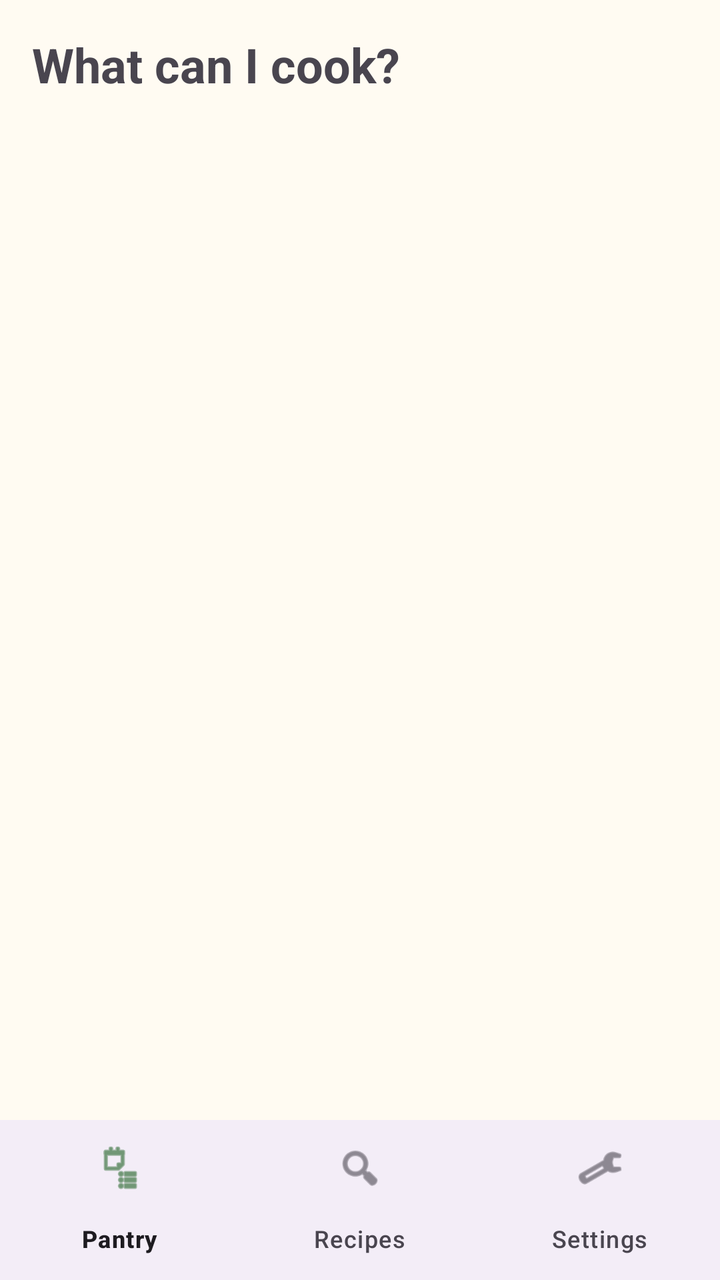
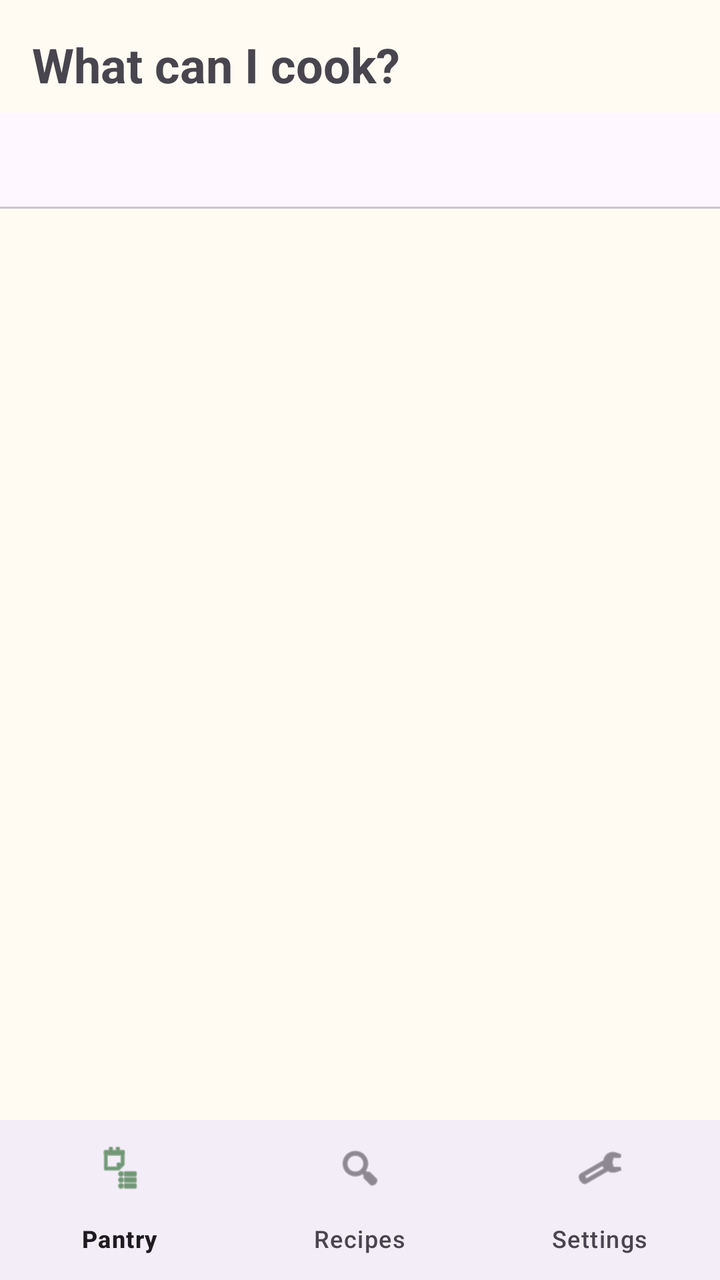

Two renders of the same Android screen: before a commit and after it. Below are the layout's source before the change and the commit's diff.
<!-- AndroidManifest.xml: application theme Theme.SmartPantryManager -->
<!-- res/layout/activity_suggested.xml -->
<?xml version="1.0" encoding="utf-8"?>
<androidx.constraintlayout.widget.ConstraintLayout
    xmlns:android="http://schemas.android.com/apk/res/android"
    xmlns:app="http://schemas.android.com/apk/res-auto"
    android:id="@+id/suggestedRoot"
    android:layout_width="match_parent"
    android:layout_height="match_parent">

    <TextView
        android:id="@+id/textSuggestedTitle"
        android:layout_width="0dp"
        android:layout_height="wrap_content"
        android:paddingStart="16dp"
        android:paddingTop="16dp"
        android:paddingEnd="16dp"
        android:text="What can I cook?"
        android:textSize="24sp"
        android:textStyle="bold"
        app:layout_constraintTop_toTopOf="parent"
        app:layout_constraintStart_toStartOf="parent"
        app:layout_constraintEnd_toEndOf="parent" />

    <TextView
        android:id="@+id/textSuggestedSubtitle"
        android:layout_width="0dp"
        android:layout_height="wrap_content"
        android:paddingStart="16dp"
        android:paddingEnd="16dp"
        android:paddingBottom="8dp"
        android:textSize="14sp"
        app:layout_constraintTop_toBottomOf="@id/textSuggestedTitle"
        app:layout_constraintStart_toStartOf="parent"
        app:layout_constraintEnd_toEndOf="parent" />

    <androidx.recyclerview.widget.RecyclerView
        android:id="@+id/recyclerRecipes"
        android:layout_width="0dp"
        android:layout_height="0dp"
        android:padding="8dp"
        app:layout_constraintTop_toBottomOf="@id/textSuggestedSubtitle"
        app:layout_constraintBottom_toTopOf="@id/bottomNav"
        app:layout_constraintStart_toStartOf="parent"
        app:layout_constraintEnd_toEndOf="parent" />

    <TextView
        android:id="@+id/textNoRecipes"
        android:layout_width="0dp"
        android:layout_height="wrap_content"
        android:gravity="center"
        android:padding="32dp"
        android:text="No recipes match your pantry yet - add more ingredients"
        android:textSize="16sp"
        android:visibility="gone"
        app:layout_constraintTop_toTopOf="parent"
        app:layout_constraintBottom_toTopOf="@id/bottomNav"
        app:layout_constraintStart_toStartOf="parent"
        app:layout_constraintEnd_toEndOf="parent" />

    <com.google.android.material.bottomnavigation.BottomNavigationView
        android:id="@+id/bottomNav"
        android:layout_width="0dp"
        android:layout_height="wrap_content"
        app:menu="@menu/bottom_nav_menu"
        app:layout_constraintBottom_toBottomOf="parent"
        app:layout_constraintStart_toStartOf="parent"
        app:layout_constraintEnd_toEndOf="parent" />

</androidx.constraintlayout.widget.ConstraintLayout>
<!-- resources referenced by this layout -->
<resources>
  <style name="Theme.SmartPantryManager" parent="Base.Theme.SmartPantryManager" />
  <style name="Base.Theme.SmartPantryManager" parent="Theme.Material3.Light.NoActionBar">
          <item name="colorPrimary">@color/pantry_green</item>
          <item name="colorOnPrimary">@color/white</item>
          <item name="colorPrimaryContainer">@color/pantry_green_light</item>
          <item name="colorOnPrimaryContainer">@color/pantry_green_dark</item>
          <item name="colorSecondary">@color/pantry_orange</item>
          <item name="colorOnSecondary">@color/white</item>
          <item name="colorSecondaryContainer">@color/pantry_green_light</item>
          <item name="colorOnSecondaryContainer">@color/pantry_green_dark</item>
          <item name="android:windowBackground">@color/pantry_background</item>
      </style>
  <color name="pantry_green">#2E7D32</color>
  <color name="white">#FFFFFFFF</color>
  <color name="pantry_green_light">#C8E6C9</color>
  <color name="pantry_green_dark">#1B5E20</color>
  <color name="pantry_orange">#FF8F00</color>
  <color name="pantry_background">#FFFBF2</color>
</resources>

<!-- the commit's change to res/layout/activity_suggested.xml (unified diff, before → after) -->
@@ -20,15 +20,27 @@
         app:layout_constraintStart_toStartOf="parent"
         app:layout_constraintEnd_toEndOf="parent" />
 
+    <com.google.android.material.tabs.TabLayout
+        android:id="@+id/tabRecipes"
+        android:layout_width="0dp"
+        android:layout_height="wrap_content"
+        android:layout_marginTop="8dp"
+        app:tabMode="fixed"
+        app:tabGravity="fill"
+        app:layout_constraintTop_toBottomOf="@id/textSuggestedTitle"
+        app:layout_constraintStart_toStartOf="parent"
+        app:layout_constraintEnd_toEndOf="parent" />
+
     <TextView
         android:id="@+id/textSuggestedSubtitle"
         android:layout_width="0dp"
         android:layout_height="wrap_content"
         android:paddingStart="16dp"
+        android:paddingTop="8dp"
         android:paddingEnd="16dp"
         android:paddingBottom="8dp"
         android:textSize="14sp"
-        app:layout_constraintTop_toBottomOf="@id/textSuggestedTitle"
+        app:layout_constraintTop_toBottomOf="@id/tabRecipes"
         app:layout_constraintStart_toStartOf="parent"
         app:layout_constraintEnd_toEndOf="parent" />
 
@@ -51,7 +63,7 @@
         android:text="No recipes match your pantry yet - add more ingredients"
         android:textSize="16sp"
         android:visibility="gone"
-        app:layout_constraintTop_toTopOf="parent"
+        app:layout_constraintTop_toBottomOf="@id/tabRecipes"
         app:layout_constraintBottom_toTopOf="@id/bottomNav"
         app:layout_constraintStart_toStartOf="parent"
         app:layout_constraintEnd_toEndOf="parent" />
